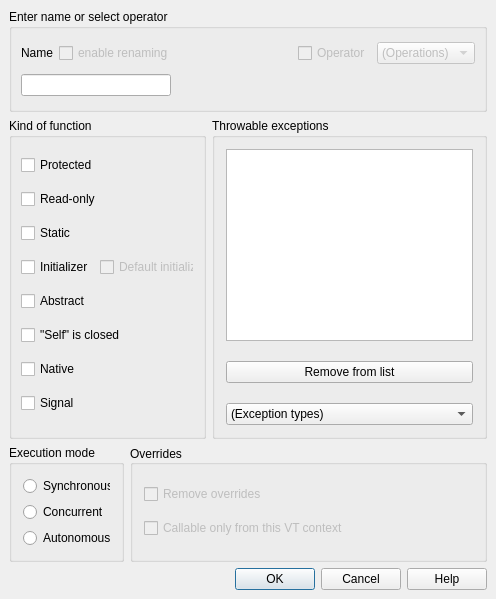
Old version of the form lavape/src/LavaPE_UI/idd_funcbox.ui in the repository berkus/lavape.
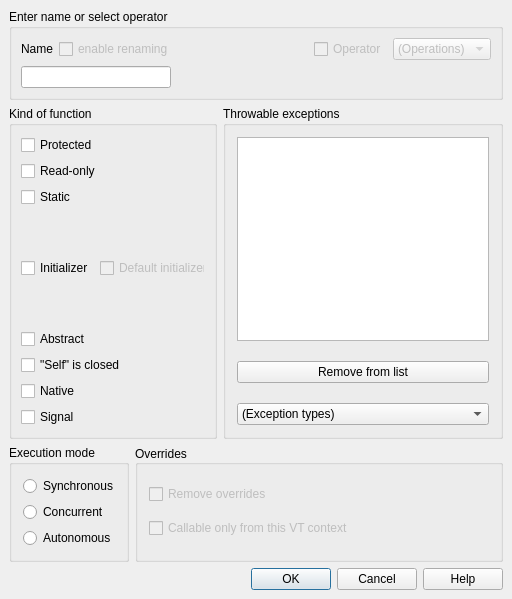
New version of the form.

Diff of the .ui file:
```diff
--- a/lavape/src/LavaPE_UI/idd_funcbox.ui
+++ b/lavape/src/LavaPE_UI/idd_funcbox.ui
@@ -8,7 +8,7 @@
    <rect>
     <x>0</x>
     <y>0</y>
-    <width>496</width>
+    <width>512</width>
     <height>599</height>
    </rect>
   </property>
@@ -260,26 +260,10 @@
           <property name="enabled" >
            <bool>true</bool>
           </property>
-          <property name="sizePolicy" >
-           <sizepolicy>
-            <hsizetype>1</hsizetype>
-            <vsizetype>0</vsizetype>
-            <horstretch>0</horstretch>
-            <verstretch>0</verstretch>
-           </sizepolicy>
-          </property>
          </widget>
         </item>
         <item>
          <widget class="QPushButton" name="DelInherits" >
-          <property name="sizePolicy" >
-           <sizepolicy>
-            <hsizetype>1</hsizetype>
-            <vsizetype>0</vsizetype>
-            <horstretch>0</horstretch>
-            <verstretch>0</verstretch>
-           </sizepolicy>
-          </property>
           <property name="focusPolicy" >
            <enum>Qt::NoFocus</enum>
           </property>
@@ -290,14 +274,6 @@
         </item>
         <item>
          <widget class="QComboBox" name="NamedTypes" >
-          <property name="sizePolicy" >
-           <sizepolicy>
-            <hsizetype>1</hsizetype>
-            <vsizetype>0</vsizetype>
-            <horstretch>0</horstretch>
-            <verstretch>0</verstretch>
-           </sizepolicy>
-          </property>
           <item>
            <property name="text" >
             <string>(Exception types)</string>
@@ -473,6 +449,14 @@
             <property name="enabled" >
              <bool>false</bool>
             </property>
+            <property name="sizePolicy" >
+             <sizepolicy>
+              <hsizetype>1</hsizetype>
+              <vsizetype>5</vsizetype>
+              <horstretch>0</horstretch>
+              <verstretch>0</verstretch>
+             </sizepolicy>
+            </property>
             <property name="focusPolicy" >
              <enum>Qt::StrongFocus</enum>
             </property>
```
